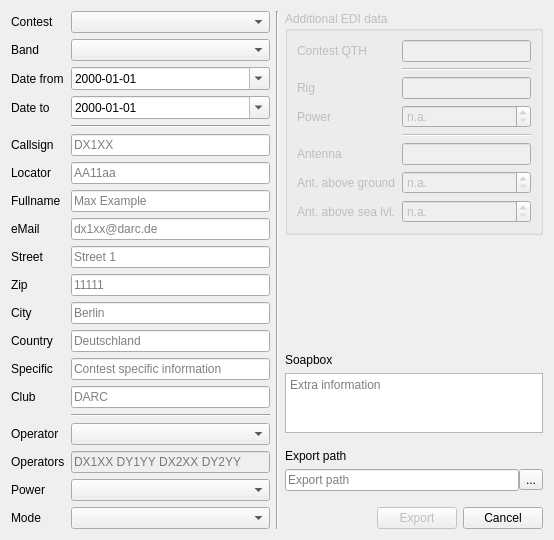
Old version of the form ui_files/ContestDlg.ui in the repository gitandy/DragonLog.
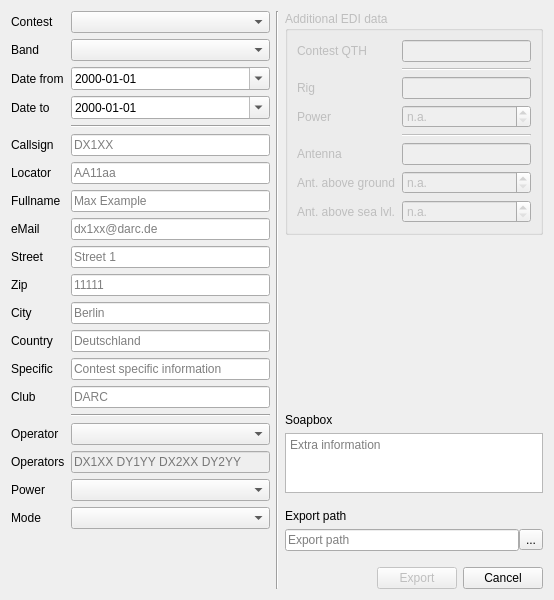
New version of the form.

Commit message: Fixed tab order in contest export dialog (#42)

```diff
--- a/ui_files/ContestDlg.ui
+++ b/ui_files/ContestDlg.ui
@@ -7,7 +7,7 @@
     <x>0</x>
     <y>0</y>
     <width>554</width>
-    <height>516</height>
+    <height>600</height>
    </rect>
   </property>
   <property name="windowTitle">
```
Left out of the diff: 34 changed lines with no effect on the pictures.
